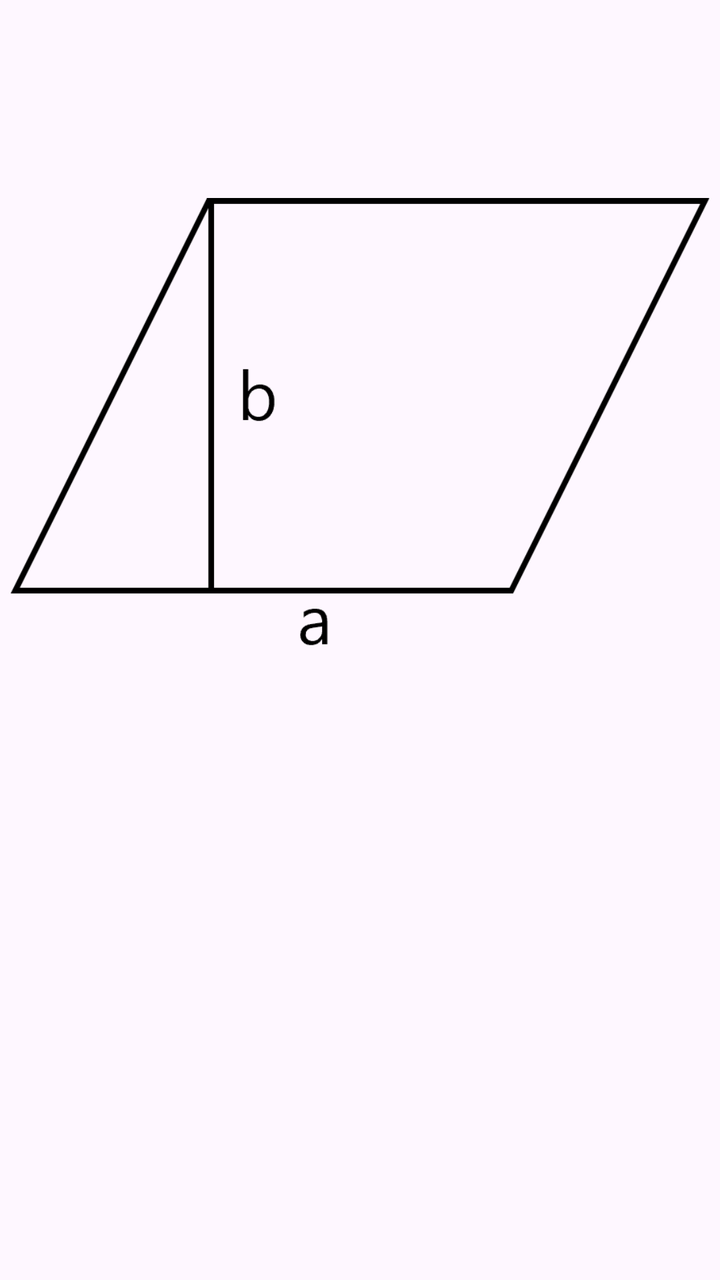
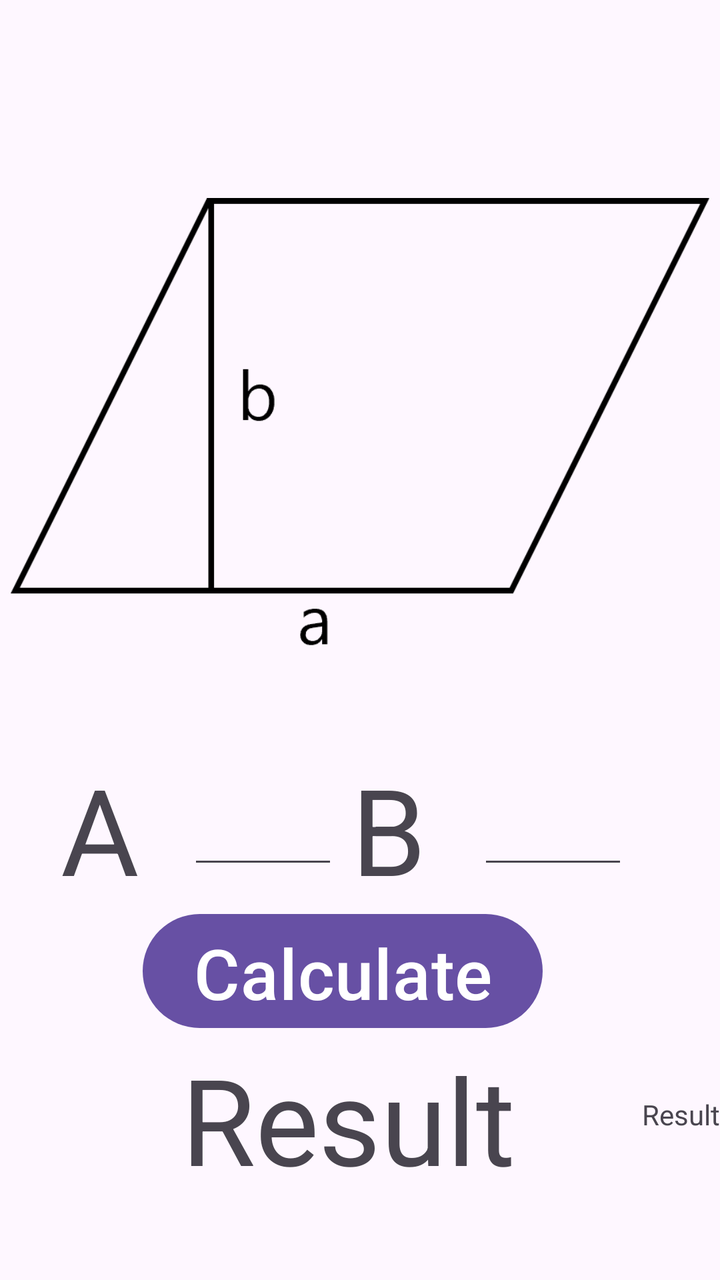

Before-and-after screenshots of an Android layout around one commit, followed by the original layout XML and the change that was made.
<!-- AndroidManifest.xml: application theme Theme.MyCalculator -->
<!-- res/layout/activity_geometry_parallelogram.xml -->
<?xml version="1.0" encoding="utf-8"?>
<androidx.constraintlayout.widget.ConstraintLayout xmlns:android="http://schemas.android.com/apk/res/android"
    xmlns:app="http://schemas.android.com/apk/res-auto"
    xmlns:tools="http://schemas.android.com/tools"
    android:id="@+id/main"
    android:layout_width="match_parent"
    android:layout_height="match_parent"
    tools:context=".GeometryParallelogramActivity">

    <ImageView
        android:id="@+id/imageViewParallelogram"
        android:layout_width="350dp"
        android:layout_height="400dp"
        app:layout_constraintBottom_toBottomOf="parent"
        app:layout_constraintEnd_toEndOf="parent"
        app:layout_constraintHorizontal_bias="0.494"
        app:layout_constraintStart_toStartOf="parent"
        app:layout_constraintTop_toTopOf="parent"
        app:layout_constraintVertical_bias="0.102"
        app:srcCompat="@drawable/parallelogram" />

</androidx.constraintlayout.widget.ConstraintLayout>
<!-- resources referenced by this layout -->
<resources>
  <!-- drawable parallelogram: png bitmap (drawable, 11139 bytes) -->
  <style name="Theme.MyCalculator" parent="Base.Theme.MyCalculator" />
  <style name="Base.Theme.MyCalculator" parent="Theme.Material3.DayNight.NoActionBar">
          
          
      </style>
</resources>

<!-- the commit's change to res/layout/activity_geometry_parallelogram.xml (unified diff, before → after) -->
@@ -19,4 +19,93 @@
         app:layout_constraintVertical_bias="0.102"
         app:srcCompat="@drawable/parallelogram" />
 
+    <TextView
+        android:id="@+id/textView2"
+        android:layout_width="75dp"
+        android:layout_height="65dp"
+        android:text="B"
+        android:textSize="60dp"
+        app:layout_constraintBottom_toBottomOf="parent"
+        app:layout_constraintEnd_toEndOf="parent"
+        app:layout_constraintHorizontal_bias="0.616"
+        app:layout_constraintStart_toStartOf="parent"
+        app:layout_constraintTop_toTopOf="parent"
+        app:layout_constraintVertical_bias="0.651" />
+
+    <Button
+        android:id="@+id/btnParallelogramResult"
+        android:layout_width="200dp"
+        android:layout_height="65dp"
+        android:text="Calculate!!!!!"
+        android:textSize="35dp"
+        app:layout_constraintBottom_toBottomOf="parent"
+        app:layout_constraintEnd_toEndOf="parent"
+        app:layout_constraintHorizontal_bias="0.445"
+        app:layout_constraintStart_toStartOf="parent"
+        app:layout_constraintTop_toTopOf="parent"
+        app:layout_constraintVertical_bias="0.788" />
+
+    <TextView
+        android:id="@+id/textView4"
+        android:layout_width="wrap_content"
+        android:layout_height="wrap_content"
+        android:text="Result"
+        app:layout_constraintBottom_toBottomOf="parent"
+        app:layout_constraintEnd_toEndOf="parent"
+        app:layout_constraintTop_toTopOf="parent"
+        app:layout_constraintVertical_bias="0.882" />
+
+    <EditText
+        android:id="@+id/editParallelogramA"
+        android:layout_width="75dp"
+        android:layout_height="65dp"
+        android:ems="10"
+        android:inputType="number"
+        app:layout_constraintBottom_toBottomOf="parent"
+        app:layout_constraintEnd_toEndOf="parent"
+        app:layout_constraintHorizontal_bias="0.33"
+        app:layout_constraintStart_toStartOf="parent"
+        app:layout_constraintTop_toTopOf="parent"
+        app:layout_constraintVertical_bias="0.651" />
+
+    <EditText
+        android:id="@+id/editParallelogramB"
+        android:layout_width="75dp"
+        android:layout_height="65dp"
+        android:ems="10"
+        android:inputType="number"
+        app:layout_constraintBottom_toBottomOf="parent"
+        app:layout_constraintEnd_toEndOf="parent"
+        app:layout_constraintHorizontal_bias="0.839"
+        app:layout_constraintStart_toStartOf="parent"
+        app:layout_constraintTop_toTopOf="parent"
+        app:layout_constraintVertical_bias="0.651" />
+
+    <TextView
+        android:id="@+id/textView3"
+        android:layout_width="75dp"
+        android:layout_height="65dp"
+        android:text="A"
+        android:textSize="60dp"
+        app:layout_constraintBottom_toBottomOf="parent"
+        app:layout_constraintEnd_toEndOf="parent"
+        app:layout_constraintHorizontal_bias="0.107"
+        app:layout_constraintStart_toStartOf="parent"
+        app:layout_constraintTop_toTopOf="parent"
+        app:layout_constraintVertical_bias="0.651" />
+
+    <TextView
+        android:id="@+id/textParallelogramResult"
+        android:layout_width="wrap_content"
+        android:layout_height="65dp"
+        android:text="Result"
+        android:textAlignment="center"
+        android:textSize="60dp"
+        app:layout_constraintBottom_toBottomOf="parent"
+        app:layout_constraintEnd_toEndOf="parent"
+        app:layout_constraintHorizontal_bias="0.469"
+        app:layout_constraintStart_toStartOf="parent"
+        app:layout_constraintTop_toTopOf="parent"
+        app:layout_constraintVertical_bias="0.903" />
+
 </androidx.constraintlayout.widget.ConstraintLayout>
